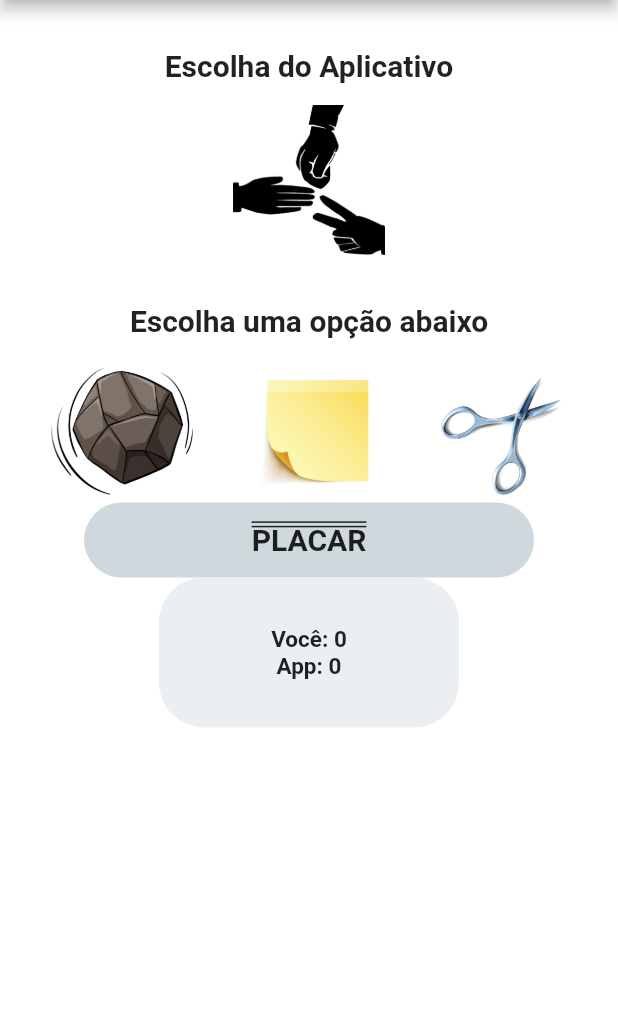
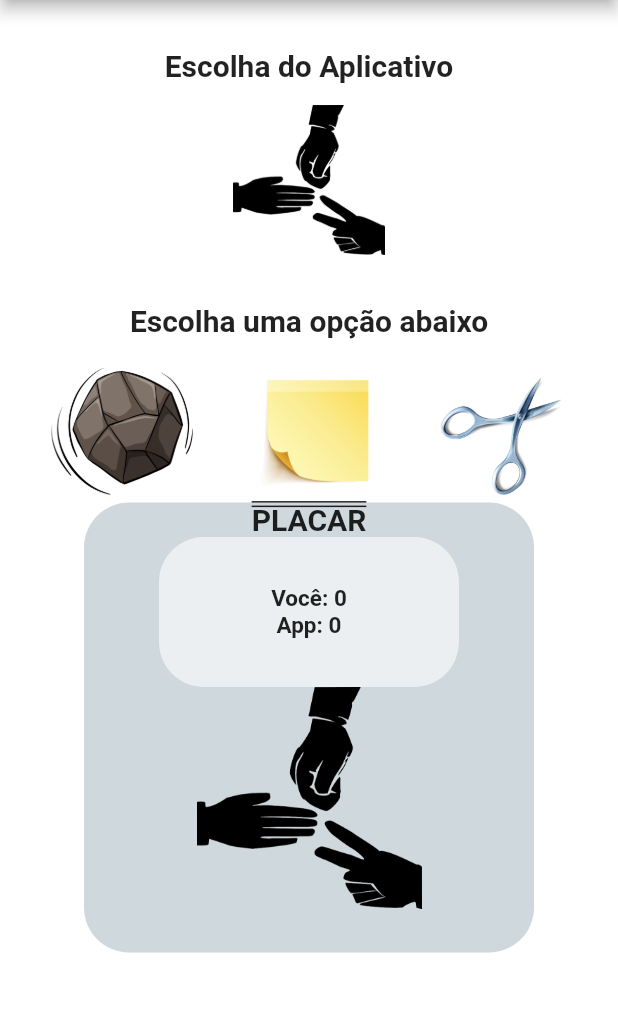
Before and after one commit to LeticiaBHB/jokenpoflutter, a Flutter app: the screen it shows after launch, on a phone screen of 412 x 824 dp, the part 84-1096 px from its top. Run offline on Flutter 3.47's test engine with Material 2 defaults, Android fonts, the phone set to English and light mode, and no system bars.

Commit message:
Update jogo.dart

```diff
--- a/lib/jogo.dart
+++ b/lib/jogo.dart
@@ -14,11 +14,11 @@ class _JogoState extends State<Jogo> {
   var _mensasem = "Escolha uma opção abaixo";
   int playerScore = 0;
   int appScore = 0;
+
   void opcaoSelecionada(String escolhaUsuario) {
     var opcoes = ["pedra", "papel", "tesoura"];
     var numero = Random().nextInt(3);
     var escolhaApp = opcoes[numero];
-
 
     switch (escolhaApp) {
       case "pedra":
@@ -41,19 +41,19 @@ class _JogoState extends State<Jogo> {
         (escolhaUsuario == "tesoura" && escolhaApp == "papel") ||
         (escolhaUsuario == "papel" && escolhaApp == "pedra")) {
       setState(() {
-        this._mensasem = "parabéns!! você ganhou";
+        this._mensasem = "Parabéns!! você ganhouu";
         playerScore++;
       });
     } else if ((escolhaApp == "pedra" && escolhaUsuario == "tesoura") ||
         (escolhaApp == "tesoura" && escolhaUsuario == "papel") ||
         (escolhaApp == "papel" && escolhaUsuario == "pedra")) {
       setState(() {
-        this._mensasem = "você perdeu";
+        this._mensasem = "Você perdeu";
         appScore++;
       });
     } else {
       setState(() {
-        this._mensasem = "empatou";
+        this._mensasem ="Empatou";
       });
     }
   }
@@ -122,12 +122,14 @@ class _JogoState extends State<Jogo> {
           ),
           Container(
             width: 300.0,
-              height: 50.0,
+            height: 300.0,
             decoration: BoxDecoration(
               borderRadius: BorderRadius.all(Radius.circular(30)),
               color: Colors.blueGrey[100],
             ),
-              child: Center(
+            child: Column(
+              children: [
+                Center(
                   child: Text(
                     "PLACAR",
                     textAlign: TextAlign.center,
@@ -136,7 +138,6 @@ class _JogoState extends State<Jogo> {
                       fontWeight: FontWeight.bold,
                       decoration: TextDecoration.overline,
                       decorationStyle: TextDecorationStyle.double,
-                  ),
                     ),
                   ),
                 ),
@@ -159,7 +160,8 @@ class _JogoState extends State<Jogo> {
                             fontWeight: FontWeight.bold,
                           ),
                         ),
-                    Text("App: $appScore",
+                        Text(
+                          "App: $appScore",
                           textAlign: TextAlign.center,
                           style: TextStyle(
                             fontSize: 15,
@@ -170,7 +172,16 @@ class _JogoState extends State<Jogo> {
                     ),
                   ),
                 ),
+                Container(
+                  child: Image.asset(
+                    "assets/inicio.png", width: 150,
+                  ),
+                ),
               ],
-        ));
+            ),
+          ),
+        ],
+      ),
+    );
   }
 }
```
Lines whose indentation alone changed are shown as unchanged.
